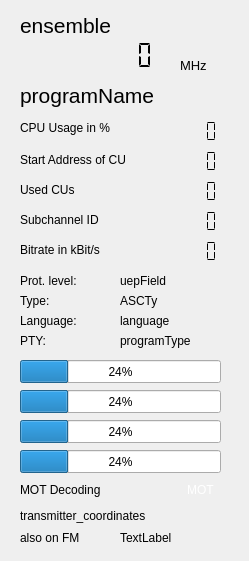
Before: the Qt Designer form forms/technical_data.ui in JvanKatwijk/sdrplayDab, drawn with Qt 5.
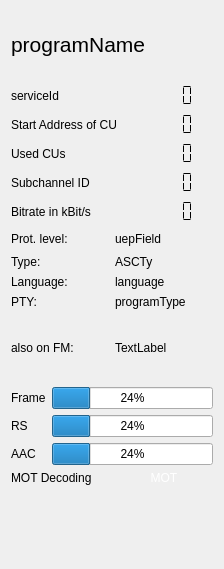
After: the same form once the commit is applied.

Diff of the .ui file:
```diff
--- a/forms/technical_data.ui
+++ b/forms/technical_data.ui
@@ -6,131 +6,111 @@
    <rect>
     <x>0</x>
     <y>0</y>
-    <width>249</width>
-    <height>561</height>
+    <width>224</width>
+    <height>569</height>
    </rect>
   </property>
   <property name="windowTitle">
    <string>Technical Details</string>
   </property>
-  <widget class="QLCDNumber" name="startAddressDisplay">
-   <property name="geometry">
-    <rect>
-     <x>160</x>
-     <y>150</y>
-     <width>64</width>
-     <height>23</height>
-    </rect>
-   </property>
-   <property name="frameShape">
-    <enum>QFrame::NoFrame</enum>
-   </property>
-   <property name="segmentStyle">
-    <enum>QLCDNumber::Flat</enum>
-   </property>
-  </widget>
-  <widget class="QLCDNumber" name="lengthDisplay">
-   <property name="geometry">
-    <rect>
-     <x>160</x>
-     <y>180</y>
-     <width>64</width>
-     <height>23</height>
-    </rect>
-   </property>
-   <property name="frameShape">
-    <enum>QFrame::NoFrame</enum>
-   </property>
-   <property name="segmentStyle">
-    <enum>QLCDNumber::Flat</enum>
-   </property>
-  </widget>
-  <widget class="QLabel" name="language">
-   <property name="geometry">
-    <rect>
-     <x>120</x>
-     <y>310</y>
-     <width>101</width>
-     <height>21</height>
-    </rect>
+  <layout class="QVBoxLayout" name="verticalLayout">
+   <item>
+    <widget class="QLabel" name="programName">
+     <property name="font">
+      <font>
+       <pointsize>16</pointsize>
+      </font>
    </property>
    <property name="toolTip">
-    <string>&lt;html&gt;&lt;head/&gt;&lt;body&gt;&lt;p&gt;Language (defined by provider)&lt;/p&gt;&lt;/body&gt;&lt;/html&gt;</string>
-   </property>
+      <string>&lt;html&gt;&lt;head/&gt;&lt;body&gt;&lt;p&gt;&lt;span style=&quot; font-size:14pt;&quot;&gt;Service long label&lt;/span&gt;&lt;/p&gt;&lt;/body&gt;&lt;/html&gt;</string>
+     </property>
+     <property name="text">
+      <string>programName</string>
+     </property>
+    </widget>
+   </item>
+   <item>
+    <layout class="QFormLayout" name="formLayout">
+     <item row="0" column="0">
+      <widget class="QLabel" name="label_3">
+       <property name="text">
+        <string>serviceId</string>
+       </property>
+      </widget>
+     </item>
+     <item row="0" column="1">
+      <widget class="QLCDNumber" name="serviceIdDisplay">
    <property name="frameShape">
     <enum>QFrame::NoFrame</enum>
    </property>
-   <property name="text">
-    <string>language</string>
-   </property>
-  </widget>
+       <property name="mode">
+        <enum>QLCDNumber::Hex</enum>
+       </property>
+       <property name="segmentStyle">
+        <enum>QLCDNumber::Flat</enum>
+       </property>
+      </widget>
+     </item>
+     <item row="1" column="0">
   <widget class="QLabel" name="label">
-   <property name="geometry">
-    <rect>
-     <x>20</x>
-     <y>150</y>
-     <width>141</width>
-     <height>20</height>
-    </rect>
-   </property>
    <property name="text">
     <string>Start Address of CU</string>
    </property>
   </widget>
+     </item>
+     <item row="1" column="1">
+      <widget class="QLCDNumber" name="startAddressDisplay">
+       <property name="frameShape">
+        <enum>QFrame::NoFrame</enum>
+       </property>
+       <property name="segmentStyle">
+        <enum>QLCDNumber::Flat</enum>
+       </property>
+      </widget>
+     </item>
+     <item row="2" column="0">
   <widget class="QLabel" name="label_2">
-   <property name="geometry">
-    <rect>
-     <x>20</x>
-     <y>180</y>
-     <width>121</width>
-     <height>20</height>
-    </rect>
-   </property>
    <property name="text">
     <string>Used CUs</string>
    </property>
   </widget>
-  <widget class="QLabel" name="programType">
-   <property name="geometry">
-    <rect>
-     <x>120</x>
-     <y>330</y>
-     <width>101</width>
-     <height>21</height>
-    </rect>
-   </property>
-   <property name="toolTip">
-    <string>&lt;html&gt;&lt;head/&gt;&lt;body&gt;&lt;p&gt;PTY (Program Type)&lt;/p&gt;&lt;/body&gt;&lt;/html&gt;</string>
-   </property>
+     </item>
+     <item row="2" column="1">
+      <widget class="QLCDNumber" name="lengthDisplay">
    <property name="frameShape">
     <enum>QFrame::NoFrame</enum>
    </property>
+       <property name="segmentStyle">
+        <enum>QLCDNumber::Flat</enum>
+       </property>
+      </widget>
+     </item>
+     <item row="3" column="0">
+      <widget class="QLabel" name="label_6">
    <property name="text">
-    <string>programType</string>
-   </property>
-  </widget>
+        <string>Subchannel ID</string>
+       </property>
+      </widget>
+     </item>
+     <item row="3" column="1">
+      <widget class="QLCDNumber" name="subChIdDisplay">
+       <property name="frameShape">
+        <enum>QFrame::NoFrame</enum>
+       </property>
+       <property name="segmentStyle">
+        <enum>QLCDNumber::Flat</enum>
+       </property>
+      </widget>
+     </item>
+     <item row="4" column="0">
   <widget class="QLabel" name="l6">
-   <property name="geometry">
-    <rect>
-     <x>20</x>
-     <y>240</y>
-     <width>121</width>
-     <height>20</height>
-    </rect>
-   </property>
    <property name="text">
     <string>Bitrate in kBit/s</string>
    </property>
   </widget>
+     </item>
+     <item row="4" column="1">
   <widget class="QLCDNumber" name="bitrateDisplay">
-   <property name="geometry">
-    <rect>
-     <x>160</x>
-     <y>240</y>
-     <width>64</width>
-     <height>23</height>
-    </rect>
-   </property>
    <property name="frameShape">
     <enum>QFrame::NoFrame</enum>
    </property>
@@ -138,44 +118,26 @@
     <enum>QLCDNumber::Flat</enum>
    </property>
   </widget>
-  <widget class="QLCDNumber" name="subChIdDisplay">
-   <property name="geometry">
-    <rect>
-     <x>160</x>
-     <y>210</y>
-     <width>64</width>
-     <height>23</height>
-    </rect>
-   </property>
-   <property name="frameShape">
-    <enum>QFrame::NoFrame</enum>
-   </property>
-   <property name="segmentStyle">
-    <enum>QLCDNumber::Flat</enum>
-   </property>
-  </widget>
-  <widget class="QLabel" name="label_6">
-   <property name="geometry">
-    <rect>
-     <x>20</x>
-     <y>210</y>
-     <width>111</width>
-     <height>20</height>
-    </rect>
+     </item>
+    </layout>
+   </item>
+   <item>
+    <layout class="QGridLayout" name="gridLayout_2">
+     <item row="0" column="0">
+      <widget class="QLabel" name="label_5">
+       <property name="minimumSize">
+        <size>
+         <width>0</width>
+         <height>17</height>
+        </size>
    </property>
    <property name="text">
-    <string>Subchannel ID</string>
-   </property>
-  </widget>
+        <string>Prot. level:</string>
+       </property>
+      </widget>
+     </item>
+     <item row="0" column="1">
   <widget class="QLabel" name="uepField">
-   <property name="geometry">
-    <rect>
-     <x>120</x>
-     <y>270</y>
-     <width>101</width>
-     <height>21</height>
-    </rect>
-   </property>
    <property name="minimumSize">
     <size>
      <width>0</width>
@@ -192,15 +154,16 @@
     <string>uepField</string>
    </property>
   </widget>
+     </item>
+     <item row="1" column="0">
+      <widget class="QLabel" name="label_8">
+       <property name="text">
+        <string>Type:</string>
+       </property>
+      </widget>
+     </item>
+     <item row="1" column="1">
   <widget class="QLabel" name="ASCTy">
-   <property name="geometry">
-    <rect>
-     <x>120</x>
-     <y>290</y>
-     <width>101</width>
-     <height>21</height>
-    </rect>
-   </property>
    <property name="frameShape">
     <enum>QFrame::NoFrame</enum>
    </property>
@@ -208,90 +171,78 @@
     <string>ASCTy</string>
    </property>
   </widget>
-  <widget class="QLabel" name="ensemble">
-   <property name="geometry">
-    <rect>
-     <x>20</x>
-     <y>10</y>
-     <width>221</width>
-     <height>31</height>
-    </rect>
-   </property>
-   <property name="font">
-    <font>
-     <pointsize>16</pointsize>
-    </font>
-   </property>
+     </item>
+     <item row="2" column="0">
+      <widget class="QLabel" name="label_9">
+       <property name="text">
+        <string>Language:</string>
+       </property>
+      </widget>
+     </item>
+     <item row="2" column="1">
+      <widget class="QLabel" name="language">
    <property name="toolTip">
-    <string>&lt;html&gt;&lt;head/&gt;&lt;body&gt;&lt;p&gt;Ensemble Name&lt;/p&gt;&lt;/body&gt;&lt;/html&gt;</string>
-   </property>
+        <string>&lt;html&gt;&lt;head/&gt;&lt;body&gt;&lt;p&gt;Language (defined by provider)&lt;/p&gt;&lt;/body&gt;&lt;/html&gt;</string>
+       </property>
+       <property name="frameShape">
+        <enum>QFrame::NoFrame</enum>
+       </property>
    <property name="text">
-    <string>ensemble</string>
-   </property>
-  </widget>
-  <widget class="QLCDNumber" name="frequency">
-   <property name="geometry">
-    <rect>
-     <x>20</x>
-     <y>40</y>
-     <width>141</width>
-     <height>31</height>
-    </rect>
-   </property>
-   <property name="font">
-    <font>
-     <pointsize>12</pointsize>
-    </font>
-   </property>
+        <string>language</string>
+       </property>
+      </widget>
+     </item>
+     <item row="3" column="0">
+      <widget class="QLabel" name="label_10">
+       <property name="text">
+        <string>PTY:</string>
+       </property>
+      </widget>
+     </item>
+     <item row="3" column="1">
+      <widget class="QLabel" name="programType">
    <property name="toolTip">
     <string>&lt;html&gt;&lt;head/&gt;&lt;body&gt;&lt;p&gt;Frequency in MHz&lt;/p&gt;&lt;p&gt;Only shown when the input is not a pre-recorded file.&lt;/p&gt;&lt;/body&gt;&lt;/html&gt;</string>
    </property>
    <property name="frameShape">
     <enum>QFrame::NoFrame</enum>
    </property>
-   <property name="frameShadow">
-    <enum>QFrame::Raised</enum>
-   </property>
-   <property name="smallDecimalPoint">
-    <bool>true</bool>
-   </property>
-   <property name="digitCount">
-    <number>8</number>
-   </property>
-   <property name="segmentStyle">
-    <enum>QLCDNumber::Flat</enum>
-   </property>
-  </widget>
-  <widget class="QLabel" name="label_4">
-   <property name="geometry">
-    <rect>
-     <x>180</x>
-     <y>50</y>
-     <width>41</width>
-     <height>31</height>
-    </rect>
-   </property>
-   <property name="font">
-    <font>
-     <pointsize>10</pointsize>
-    </font>
-   </property>
-   <property name="toolTip">
-    <string>&lt;html&gt;&lt;head/&gt;&lt;body&gt;&lt;p&gt;Frequency in MHz&lt;/p&gt;&lt;p&gt;Only shown when the input is not a pre-recorded file.&lt;/p&gt;&lt;/body&gt;&lt;/html&gt;</string>
-   </property>
+       <property name="text">
+        <string>programType</string>
+       </property>
+      </widget>
+     </item>
+    </layout>
+   </item>
+   <item>
+    <layout class="QHBoxLayout" name="horizontalLayout_3">
+     <item>
+      <widget class="QLabel" name="fmLabel">
+       <property name="text">
+        <string>also on FM:</string>
+       </property>
+      </widget>
+     </item>
+     <item>
+      <widget class="QLabel" name="fmFrequency">
    <property name="text">
-    <string>MHz</string>
-   </property>
-  </widget>
-  <widget class="QProgressBar" name="ficError_display">
-   <property name="geometry">
-    <rect>
-     <x>20</x>
-     <y>360</y>
-     <width>201</width>
-     <height>23</height>
-    </rect>
-   </property>
+        <string>TextLabel</string>
+       </property>
+      </widget>
+     </item>
+    </layout>
+   </item>
+   <item>
+    <layout class="QGridLayout" name="gridLayout">
+     <item row="2" column="0">
+      <widget class="QLabel" name="aacErrorLabel">
+       <property name="text">
+        <string>AAC</string>
+       </property>
+      </widget>
+     </item>
+     <item row="2" column="2">
+      <widget class="QProgressBar" name="aacError_display">
    <property name="toolTip">
     <string>&lt;html&gt;&lt;head/&gt;&lt;body&gt;&lt;p&gt;Quality of FIC decoding, 100 is good&lt;/p&gt;&lt;/body&gt;&lt;/html&gt;</string>
    </property>
@@ -299,15 +250,9 @@
     <number>24</number>
    </property>
   </widget>
+     </item>
+     <item row="0" column="2">
   <widget class="QProgressBar" name="frameError_display">
-   <property name="geometry">
-    <rect>
-     <x>20</x>
-     <y>390</y>
-     <width>201</width>
-     <height>23</height>
-    </rect>
-   </property>
    <property name="toolTip">
     <string>&lt;html&gt;&lt;head/&gt;&lt;body&gt;&lt;p&gt;Frame errors. Indication of the quality of the DAB+ frame detection. 100 is good.&lt;/p&gt;&lt;/body&gt;&lt;/html&gt;</string>
    </property>
@@ -315,15 +260,16 @@
     <number>24</number>
    </property>
   </widget>
+     </item>
+     <item row="0" column="0" colspan="2">
+      <widget class="QLabel" name="frameErrorLabel">
+       <property name="text">
+        <string>Frame</string>
+       </property>
+      </widget>
+     </item>
+     <item row="1" column="2">
   <widget class="QProgressBar" name="rsError_display">
-   <property name="geometry">
-    <rect>
-     <x>20</x>
-     <y>420</y>
-     <width>201</width>
-     <height>23</height>
-    </rect>
-   </property>
    <property name="toolTip">
     <string>&lt;html&gt;&lt;head/&gt;&lt;body&gt;&lt;p&gt;Quality of the DAB+ frames. &lt;/p&gt;&lt;p&gt;Indicator for the amount of times meaning the frames contain more errors than the Reed Solomon correction can correct. &lt;/p&gt;&lt;p&gt;100 is good.&lt;/p&gt;&lt;/body&gt;&lt;/html&gt;</string>
    </property>
@@ -331,64 +277,32 @@
     <number>24</number>
    </property>
   </widget>
-  <widget class="QProgressBar" name="aacError_display">
-   <property name="geometry">
-    <rect>
-     <x>20</x>
-     <y>450</y>
-     <width>201</width>
-     <height>23</height>
-    </rect>
-   </property>
-   <property name="toolTip">
-    <string>&lt;html&gt;&lt;head/&gt;&lt;body&gt;&lt;p&gt;Indicator of the success rate of handling the AAC frames in the DAB+ transmissions.&lt;/p&gt;&lt;/body&gt;&lt;/html&gt;</string>
-   </property>
-   <property name="value">
-    <number>24</number>
-   </property>
-  </widget>
-  <widget class="QLabel" name="cpuLabel">
-   <property name="geometry">
-    <rect>
-     <x>20</x>
-     <y>118</y>
-     <width>121</width>
-     <height>20</height>
-    </rect>
-   </property>
+     </item>
+     <item row="1" column="0" colspan="2">
+      <widget class="QLabel" name="rsErrorLabel">
    <property name="text">
-    <string>CPU Usage in %</string>
-   </property>
-  </widget>
-  <widget class="QLabel" name="programName">
-   <property name="geometry">
-    <rect>
-     <x>20</x>
-     <y>80</y>
-     <width>221</width>
-     <height>31</height>
-    </rect>
-   </property>
-   <property name="font">
-    <font>
-     <pointsize>16</pointsize>
-    </font>
-   </property>
-   <property name="toolTip">
-    <string>&lt;html&gt;&lt;head/&gt;&lt;body&gt;&lt;p&gt;&lt;span style=&quot; font-size:14pt;&quot;&gt;Service name&lt;/span&gt;&lt;/p&gt;&lt;/body&gt;&lt;/html&gt;</string>
-   </property>
+        <string>RS</string>
+       </property>
+      </widget>
+     </item>
+    </layout>
+   </item>
+   <item>
+    <layout class="QHBoxLayout" name="horizontalLayout">
+     <item>
+      <widget class="QLabel" name="label_7">
    <property name="text">
-    <string>programName</string>
-   </property>
-  </widget>
+        <string>MOT Decoding</string>
+       </property>
+      </widget>
+     </item>
+     <item>
   <widget class="QLabel" name="motAvailable">
-   <property name="geometry">
-    <rect>
-     <x>180</x>
-     <y>480</y>
-     <width>41</width>
-     <height>20</height>
-    </rect>
+       <property name="sizePolicy">
+        <sizepolicy hsizetype="Preferred" vsizetype="Fixed">
+         <horstretch>0</horstretch>
+         <verstretch>0</verstretch>
+        </sizepolicy>
    </property>
    <property name="toolTip">
     <string>&lt;html&gt;&lt;head/&gt;&lt;body&gt;&lt;p&gt;Slide show indicator&lt;/p&gt;&lt;p&gt;Green means MOT frames are received.&lt;/p&gt;&lt;/body&gt;&lt;/html&gt;</string>
@@ -400,135 +314,20 @@
     <set>Qt::AlignCenter</set>
    </property>
   </widget>
-  <widget class="QLabel" name="label_7">
-   <property name="geometry">
-    <rect>
-     <x>20</x>
-     <y>480</y>
-     <width>151</width>
-     <height>20</height>
-    </rect>
-   </property>
-   <property name="text">
-    <string>MOT Decoding</string>
-   </property>
-  </widget>
-  <widget class="QLabel" name="transmitter_coordinates">
-   <property name="geometry">
-    <rect>
-     <x>20</x>
-     <y>500</y>
-     <width>201</width>
-     <height>31</height>
-    </rect>
-   </property>
+     </item>
+    </layout>
+   </item>
+   <item>
+    <widget class="QLabel" name="pictureLabel">
    <property name="toolTip">
     <string>&lt;html&gt;&lt;head/&gt;&lt;body&gt;&lt;p&gt;In EN300401 (2017) the possibility of passing transmitter coordinates through the FIC is cancelled.&lt;/p&gt;&lt;p&gt;The numbers given here are an estimate if the mainId and subId as derived from the null period.&lt;/p&gt;&lt;/body&gt;&lt;/html&gt;</string>
    </property>
    <property name="text">
-    <string>transmitter_coordinates</string>
-   </property>
-  </widget>
-  <widget class="QLabel" name="label_5">
-   <property name="geometry">
-    <rect>
-     <x>20</x>
-     <y>270</y>
-     <width>91</width>
-     <height>21</height>
-    </rect>
-   </property>
-   <property name="minimumSize">
-    <size>
-     <width>0</width>
-     <height>17</height>
-    </size>
-   </property>
-   <property name="text">
-    <string>Prot. level:</string>
-   </property>
-  </widget>
-  <widget class="QLabel" name="label_8">
-   <property name="geometry">
-    <rect>
-     <x>20</x>
-     <y>290</y>
-     <width>91</width>
-     <height>21</height>
-    </rect>
-   </property>
-   <property name="text">
-    <string>Type:</string>
-   </property>
-  </widget>
-  <widget class="QLabel" name="label_9">
-   <property name="geometry">
-    <rect>
-     <x>20</x>
-     <y>310</y>
-     <width>91</width>
-     <height>21</height>
-    </rect>
-   </property>
-   <property name="text">
-    <string>Language:</string>
-   </property>
-  </widget>
-  <widget class="QLabel" name="label_10">
-   <property name="geometry">
-    <rect>
-     <x>20</x>
-     <y>330</y>
-     <width>91</width>
-     <height>21</height>
-    </rect>
-   </property>
-   <property name="text">
-    <string>PTY:</string>
-   </property>
-  </widget>
-  <widget class="QLCDNumber" name="cpuMonitor">
-   <property name="geometry">
-    <rect>
-     <x>160</x>
-     <y>120</y>
-     <width>64</width>
-     <height>23</height>
-    </rect>
-   </property>
-   <property name="frameShape">
-    <enum>QFrame::NoFrame</enum>
-   </property>
-   <property name="segmentStyle">
-    <enum>QLCDNumber::Flat</enum>
-   </property>
-  </widget>
-  <widget class="QLabel" name="fmLabel">
-   <property name="geometry">
-    <rect>
-     <x>20</x>
-     <y>530</y>
-     <width>81</width>
-     <height>16</height>
-    </rect>
-   </property>
-   <property name="text">
-    <string>also on FM</string>
-   </property>
-  </widget>
-  <widget class="QLabel" name="fmFrequency">
-   <property name="geometry">
-    <rect>
-     <x>120</x>
-     <y>530</y>
-     <width>81</width>
-     <height>16</height>
-    </rect>
-   </property>
-   <property name="text">
-    <string>TextLabel</string>
-   </property>
-  </widget>
+      <string/>
+     </property>
+    </widget>
+   </item>
+  </layout>
  </widget>
  <resources/>
  <connections/>
```
Left out of the diff: 6 changed lines with no effect on the pictures. Lines whose indentation alone changed are shown as unchanged.
